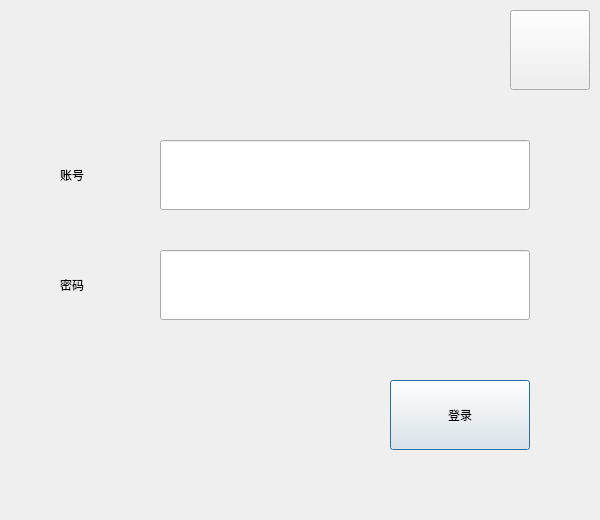
First picture: the form in src/XMusic/ui/logindlg.ui, repository 1028417/XMusic, before the edit.
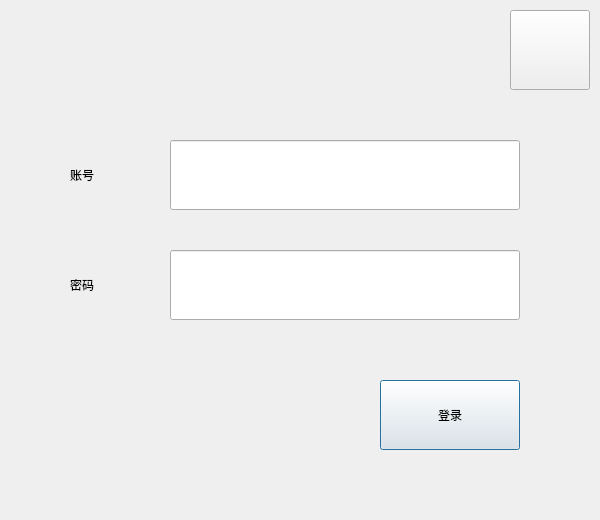
Second picture: the form after the edit. Icons and pictures are not drawn. Custom widgets are drawn as their Qt base class.

What changed in the file:
```diff
--- a/src/XMusic/ui/logindlg.ui
+++ b/src/XMusic/ui/logindlg.ui
@@ -16,9 +16,9 @@
   <widget class="QLineEdit" name="editUser">
    <property name="geometry">
     <rect>
-     <x>160</x>
+     <x>170</x>
      <y>140</y>
-     <width>370</width>
+     <width>350</width>
      <height>70</height>
     </rect>
    </property>
@@ -32,7 +32,7 @@
   <widget class="CButton" name="btnLogin">
    <property name="geometry">
     <rect>
-     <x>390</x>
+     <x>380</x>
      <y>380</y>
      <width>140</width>
      <height>70</height>
@@ -91,9 +91,9 @@
   <widget class="QLineEdit" name="editPwd">
    <property name="geometry">
     <rect>
-     <x>160</x>
+     <x>170</x>
      <y>250</y>
-     <width>370</width>
+     <width>350</width>
      <height>70</height>
     </rect>
    </property>
@@ -110,7 +110,7 @@
   <widget class="CLabel" name="labelUser">
    <property name="geometry">
     <rect>
-     <x>60</x>
+     <x>70</x>
      <y>140</y>
      <width>100</width>
      <height>70</height>
@@ -123,7 +123,7 @@
   <widget class="CLabel" name="labelPwd">
    <property name="geometry">
     <rect>
-     <x>60</x>
+     <x>70</x>
      <y>250</y>
      <width>100</width>
      <height>70</height>
```
